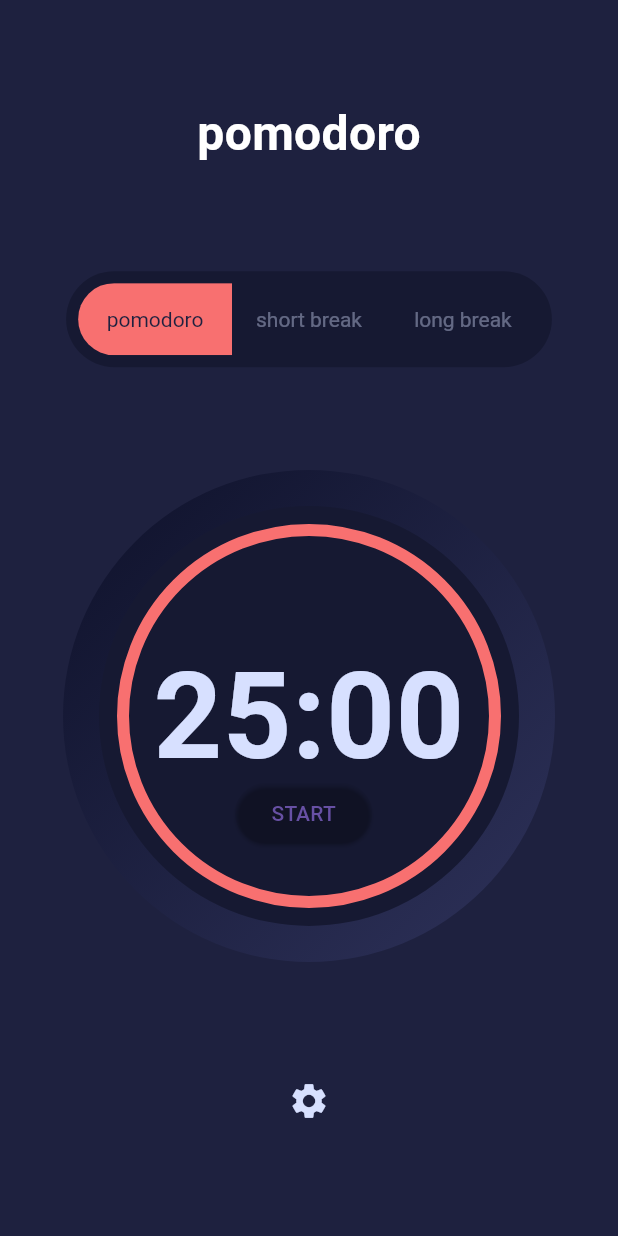
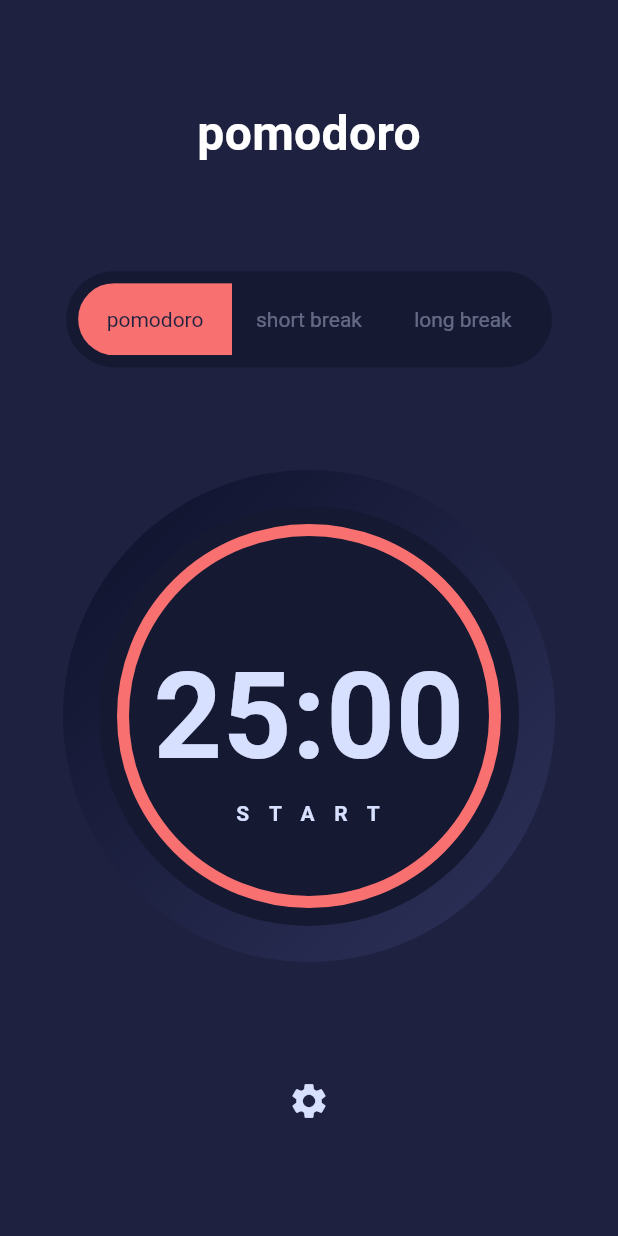
Before and after one commit to asvirts/pomodoro, a Flutter app: the screen it shows after launch, after a tap on "pomodoro", on a phone screen of 412 x 824 dp. Run offline on Flutter 3.47's test engine with Material 3 defaults, Android fonts, the phone set to English and light mode, and no system bars; drawn by our look-alikes of circular_countdown_timer; our stand-ins replace flutter_riverpod, google_fonts, group_button, riverpod_annotation; generated files the repository leaves out were written again.

Commit message:
dart fix; add golden

```diff
--- a/lib/main.dart
+++ b/lib/main.dart
@@ -27,6 +27,6 @@ class MyApp extends ConsumerWidget {
           textTheme:
               ref.watch(fontNotifierProvider.notifier).getCurrentFontTheme(),
         ),
-        home: Home());
+        home: const Home());
   }
 }
--- a/lib/providers/settings_provider.dart
+++ b/lib/providers/settings_provider.dart
@@ -1,13 +1,10 @@
 import 'package:flutter/material.dart';
-import 'package:flutter/widgets.dart';
 import 'package:google_fonts/google_fonts.dart';
-import 'package:pomodoro/providers/modes_provider.dart';
-import 'package:pomodoro/providers/progress_provider.dart';
 import 'package:riverpod_annotation/riverpod_annotation.dart';
 
 part 'settings_provider.g.dart';
 
-// Fonts
+//   Fonts
 
 enum Fonts { sans, serif, mono }
 
@@ -83,6 +80,20 @@ class FontNotifier extends _$FontNotifier {
   }
 }
 
+@riverpod
+class SelectedFontIndex extends _$SelectedFontIndex {
+  @override
+  Set<int> build() {
+    return {0};
+  }
+
+  void updateSelectedFontIndex(int i) {
+    state = {i};
+  }
+}
+
+//   Colors
+
 enum PomodoroColors { red, blue, purple }
 
 @riverpod
@@ -103,16 +114,16 @@ class ColorsNotifier extends _$ColorsNotifier {
 
     switch (state.first) {
       case PomodoroColors.red:
-        newColor = Color.fromRGBO(248, 112, 112, 1);
+        newColor = const Color.fromRGBO(248, 112, 112, 1);
         break;
       case PomodoroColors.blue:
-        newColor = Color.fromRGBO(112, 243, 248, 1);
+        newColor = const Color.fromRGBO(112, 243, 248, 1);
         break;
       case PomodoroColors.purple:
-        newColor = Color.fromRGBO(216, 129, 248, 1);
+        newColor = const Color.fromRGBO(216, 129, 248, 1);
         break;
       default:
-        newColor = Color.fromRGBO(248, 112, 112, 1);
+        newColor = const Color.fromRGBO(248, 112, 112, 1);
     }
 
     return newColor;
@@ -144,6 +155,10 @@ class SelectedColor extends _$SelectedColor {
         ref.watch(colorPurpleSelectedProvider.notifier).select();
         break;
     }
+  }
+
+  void updateSelectedColor(int i) {
+    state = {i};
   }
 }
 
@@ -195,7 +210,7 @@ class ColorPurpleSelected extends _$ColorRedSelected {
   }
 }
 
-// Timers
+//   Timers
 
 @riverpod
 class PomodoroTimerNotifier extends _$PomodoroTimerNotifier {
--- a/lib/screens/home.dart
+++ b/lib/screens/home.dart
@@ -1,6 +1,5 @@
 import 'package:flutter/material.dart';
 import 'package:flutter_riverpod/flutter_riverpod.dart';
-import 'package:google_fonts/google_fonts.dart';
 import 'package:pomodoro/providers/settings_provider.dart';
 import 'package:pomodoro/widgets/progress_indicator.dart';
 import 'package:pomodoro/widgets/segmented_button.dart';
@@ -33,19 +32,19 @@ class Home extends ConsumerWidget {
                     )),
               ],
             ),
-            Row(
+            const Row(
               mainAxisAlignment: MainAxisAlignment.center,
               children: [
                 SegmentedButtonWidget(),
               ],
             ),
-            Row(
+            const Row(
               mainAxisAlignment: MainAxisAlignment.center,
               children: [
                 ProgressIndicatorWidget(),
               ],
             ),
-            Row(
+            const Row(
               mainAxisAlignment: MainAxisAlignment.center,
               children: [
                 SettingsDialog(),
--- a/lib/widgets/progress_indicator.dart
+++ b/lib/widgets/progress_indicator.dart
@@ -3,7 +3,6 @@ import 'package:flutter/material.dart';
 import 'package:flutter_riverpod/flutter_riverpod.dart';
 import 'package:google_fonts/google_fonts.dart';
 import 'package:pomodoro/providers/progress_provider.dart';
-import 'package:pomodoro/providers/settings_provider.dart';
 
 class ProgressIndicatorWidget extends ConsumerStatefulWidget {
   const ProgressIndicatorWidget({super.key});
@@ -69,11 +68,13 @@ class _ProgressIndicatorWidgetState
               ),
               Positioned(
                 top: 165,
-                left: 75,
+                left: 45,
                 child: ElevatedButton(
                     style: const ButtonStyle(
-                      backgroundColor: WidgetStateColor.transparent,
-                    ),
+                        shadowColor: WidgetStateColor.transparent,
+                        backgroundColor: WidgetStateColor.transparent,
+                        foregroundColor: WidgetStatePropertyAll(
+                            Color.fromRGBO(215, 224, 255, 1))),
                     onPressed: () => {
                           if (!timerController.first.isStarted)
                             {timerController.first.start()}
@@ -85,7 +86,11 @@ class _ProgressIndicatorWidgetState
                               .watch(timerTextNotifierProvider.notifier)
                               .swapTimer()
                         },
-                    child: Text(timerText.first)),
+                    child: Text(timerText.first,
+                        style: const TextStyle(
+                            fontSize: 14,
+                            letterSpacing: 13.13,
+                            fontWeight: FontWeight.bold))),
               )
             ],
           ),
--- a/pubspec.yaml
+++ b/pubspec.yaml
@@ -42,6 +42,7 @@ dependencies:
   flutter_riverpod: ^2.5.1
   riverpod_annotation: ^2.3.5
   google_fonts: ^6.2.1
+  golden_toolkit: ^0.15.0
 
 dev_dependencies:
   flutter_test:
```
Also changed, not shown: lib/widgets/radio_buttons.dart (+35 -26 lines), lib/widgets/settings.dart (+38 -33 lines), lib/providers/settings_provider.g.dart, pubspec.lock.
